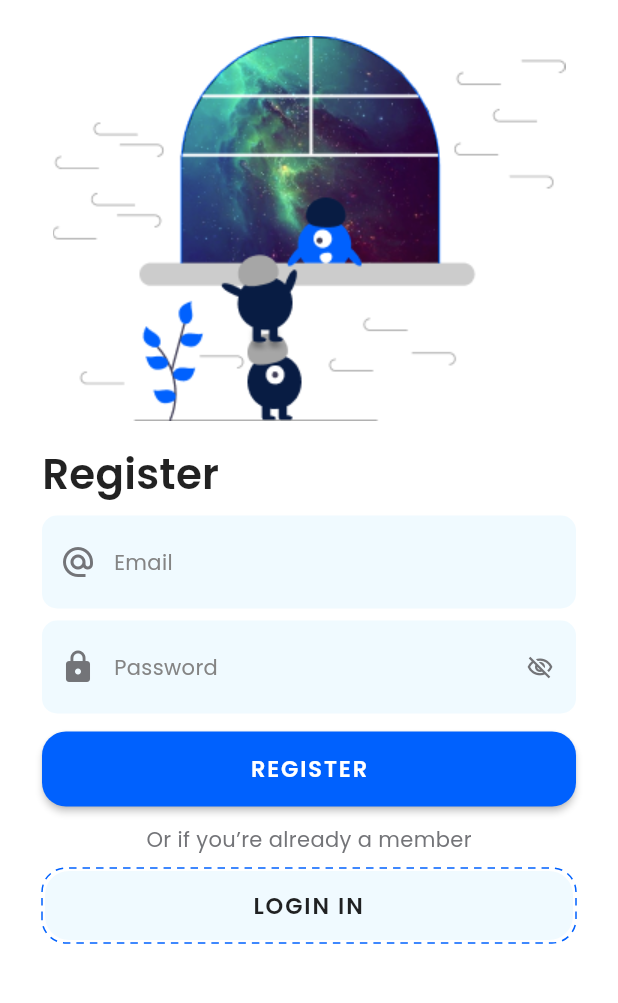
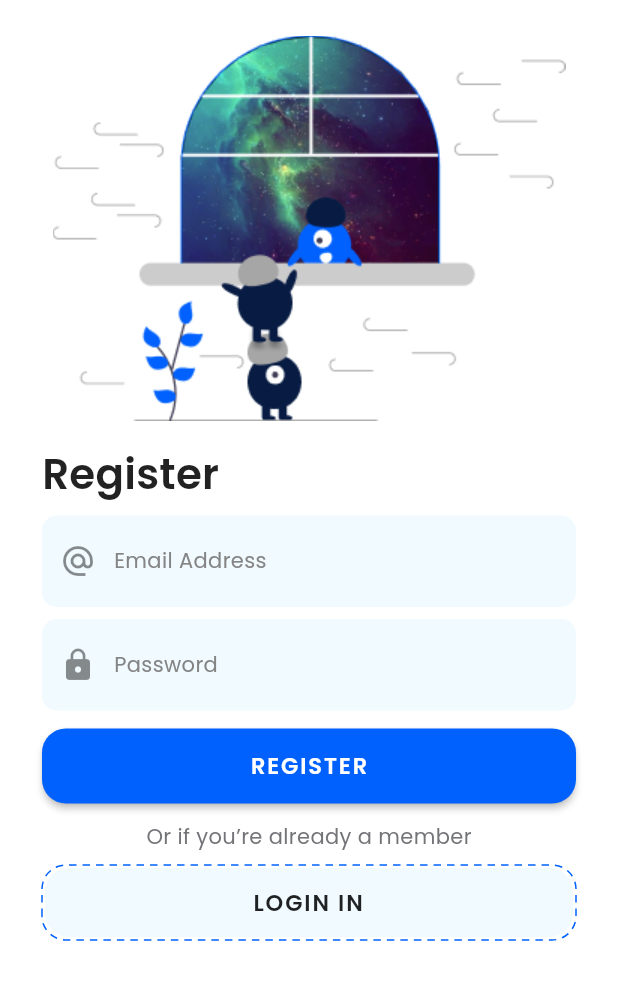
Before and after one commit to doxa-valsium/doxa-mobile-app, a Flutter app: the RegistrationScreen screen opened by its route, on a phone screen of 412 x 824 dp, the part 167-1170 px from its top. Run offline on Flutter 3.47's test engine with Material 2 defaults, Android fonts, the phone set to English and light mode, and no system bars; drawn by our look-alikes of dotted_border; our stand-ins replace auto_route, avatar_glow, bloc, cached_network_image, equatable, flutter_bloc and 7 more; missing offline and left inert: iconify_flutter; accounts and stored records are empty.

```diff
--- a/lib/presentation/screens/sign_in_up_screen/registration_screen.dart
+++ b/lib/presentation/screens/sign_in_up_screen/registration_screen.dart
@@ -1,8 +1,10 @@
 import 'package:auto_route/auto_route.dart';
 import 'package:doxa_mobile_app/presentation/screens/sign_in_up_screen/local_widgets/dashed_button.dart';
 import 'package:doxa_mobile_app/presentation/screens/sign_in_up_screen/local_widgets/input_field.dart';
+import 'package:doxa_mobile_app/presentation/widgets/custom_formbuilder_textfield.dart';
 import 'package:doxa_mobile_app/routes/router.gr.dart';
 import 'package:flutter/material.dart';
+import 'package:form_builder_validators/form_builder_validators.dart';
 
 class RegistrationScreen extends StatelessWidget {
   static const String route = 'registration-screen';
@@ -13,7 +15,6 @@ class RegistrationScreen extends StatelessWidget {
     return Scaffold(
       // resizeToAvoidBottomInset: false,
       body: SingleChildScrollView(
-        physics: const BouncingScrollPhysics(),
         child: SafeArea(
           child: Padding(
             padding: const EdgeInsets.all(28.0),
@@ -42,23 +43,30 @@ class RegistrationScreen extends StatelessWidget {
                   height: 28 / 4,
                 ),
 
-                const InputField(
-                  hintText: 'Email',
-                  inputType: TextInputType.emailAddress,
-                  isPassword: false,
-                  prefixIcon: Icon(Icons.alternate_email),
-                  suffixWidget: null,
+                CustomFormBuilderTextField(
+                  name: "Email",
+                  controller: TextEditingController(),
+                  keyboardType: TextInputType.emailAddress,
+                  labelText: "Email Address",
+                  prefixIcon: const Icon(Icons.alternate_email),
+                  validators: FormBuilderValidators.compose([
+                    FormBuilderValidators.required(),
+                    FormBuilderValidators.email(),
+                  ]),
                 ),
 
                 const SizedBox(height: 16 / 2),
 
-                InputField(
-                  hintText: 'Password',
-                  inputType: TextInputType.text,
-                  isPassword: true,
+                CustomFormBuilderTextField(
+                  name: "Password",
+                  controller: TextEditingController(),
+                  keyboardType: TextInputType.visiblePassword,
+                  labelText: "Password",
                   prefixIcon: const Icon(Icons.lock),
-                  suffixWidget: null,
-                  suffixIcon: Icon(Icons.visibility_off_outlined, size: 18, color: Theme.of(context).colorScheme.surfaceVariant),
+                  validators: FormBuilderValidators.compose([
+                    FormBuilderValidators.required(),
+                    FormBuilderValidators.minLength(6),
+                  ]),
                 ),
 
                 const SizedBox(
--- a/lib/presentation/widgets/custom_formbuilder_textfield.dart
+++ b/lib/presentation/widgets/custom_formbuilder_textfield.dart
@@ -10,6 +10,10 @@ class CustomFormBuilderTextField extends StatelessWidget {
   final bool expands;
   final int minLines;
   final int maxLines;
+  final Widget? suffixWidget;
+  final bool? isPassword;
+  final Icon? prefixIcon;
+  final Icon? suffixIcon;
 
   const CustomFormBuilderTextField({
     Key? key,
@@ -21,6 +25,10 @@ class CustomFormBuilderTextField extends StatelessWidget {
     this.expands = false,
     this.minLines = 1,
     this.maxLines = 1,
+    this.suffixWidget,
+    this.isPassword = false,
+    this.prefixIcon,
+    this.suffixIcon,
   }) : super(key: key);
 
   @override
@@ -29,7 +37,7 @@ class CustomFormBuilderTextField extends StatelessWidget {
       textAlign: TextAlign.left,
       textAlignVertical: TextAlignVertical.top,
       style: Theme.of(context).textTheme.bodyText2?.copyWith(
-            color: Theme.of(context).colorScheme.onSurfaceVariant,
+            color: Colors.black,
           ),
       name: name,
       controller: controller,
@@ -37,8 +45,14 @@ class CustomFormBuilderTextField extends StatelessWidget {
       expands: expands,
       minLines: expands ? null : minLines,
       maxLines: expands ? null : maxLines,
-      decoration: InputDecoration(hintText: labelText),
+      decoration: InputDecoration(
+        hintText: labelText,
+        suffixIcon: suffixIcon,
+        suffix: suffixWidget,
+        prefixIcon: prefixIcon,
+      ),
       validator: validators,
+      obscureText: isPassword ?? false,
     );
   }
 }
--- a/lib/styles.dart
+++ b/lib/styles.dart
@@ -31,10 +31,12 @@ class Styles {
   );
 
   static final InputDecorationTheme _inputDecorationTheme = InputDecorationTheme(
-      fillColor: _colorScheme.onSecondaryContainer,
-      filled: true,
-      border: OutlineInputBorder(borderRadius: BorderRadius.circular(10), borderSide: BorderSide.none),
-      errorStyle: _textTheme.caption?.copyWith(color: _colorScheme.onError));
+    fillColor: _colorScheme.onSecondaryContainer,
+    filled: true,
+    border: OutlineInputBorder(borderRadius: BorderRadius.circular(10), borderSide: BorderSide.none),
+    errorStyle: _textTheme.caption?.copyWith(color: _colorScheme.onError),
+    hintStyle: _textTheme.bodyText2?.copyWith(color: _colorScheme.onSurfaceVariant),
+  );
 
   static final OutlinedButtonThemeData _outlinedButtonThemeData = OutlinedButtonThemeData(
     style: ButtonStyle(
```
Also changed, not shown: lib/presentation/screens/sign_in_up_screen/basic_info_screen.dart (+66 -21 lines), lib/main_mock.dart (line endings or trailing spaces).
